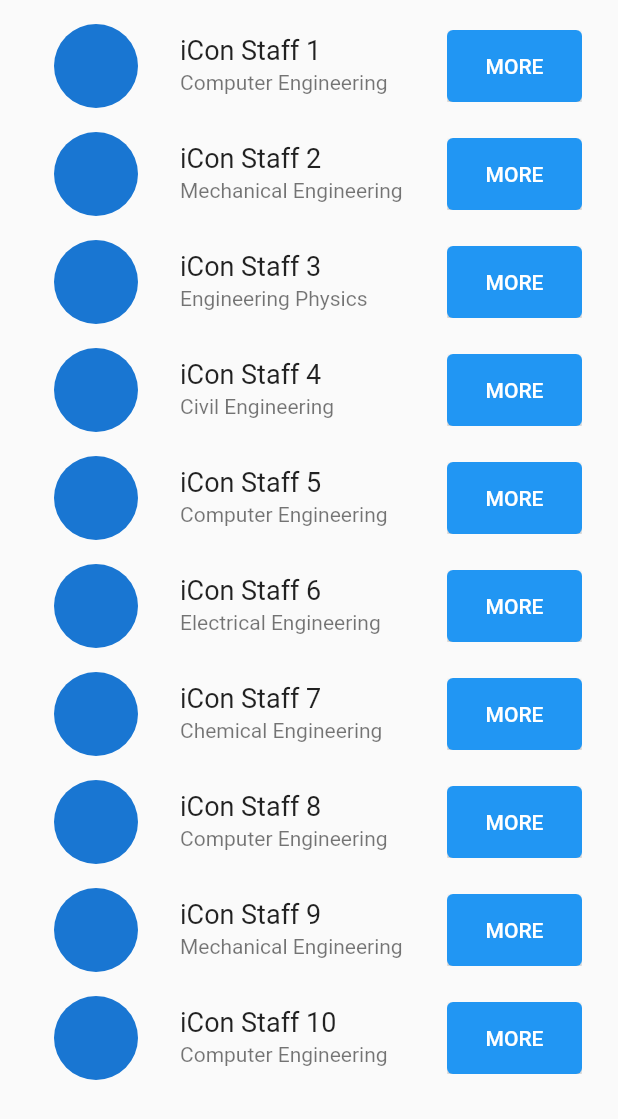
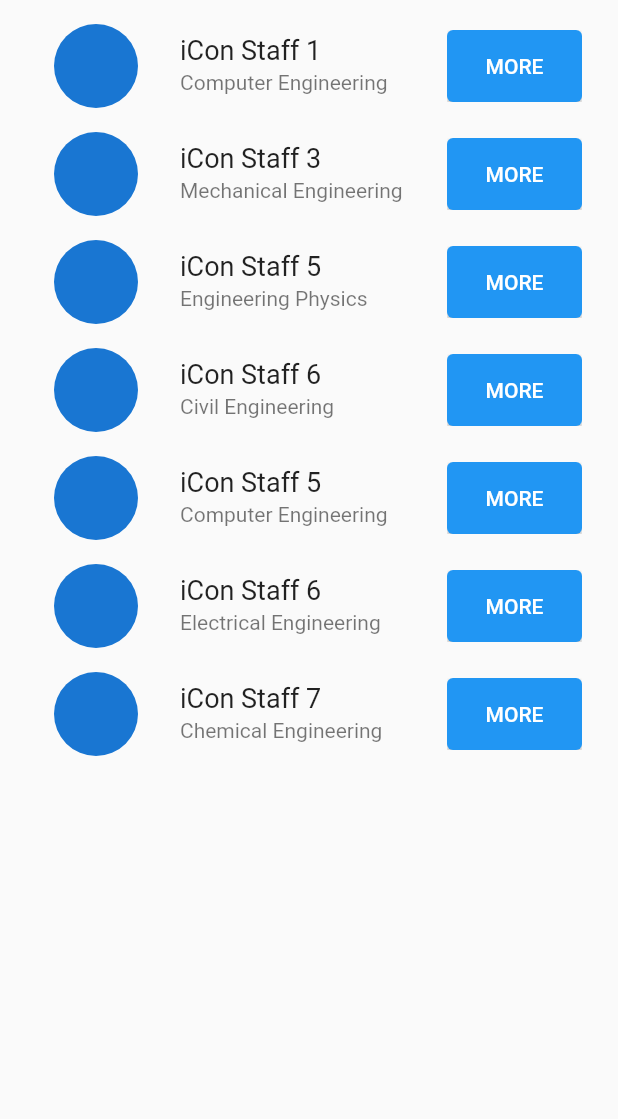
Before and after one commit to iConApp-F/iConApp, a Flutter app: the screen it shows after launch, after a tap on "Help", on a phone screen of 412 x 824 dp. Shown: the top 1119 px of the screen. Run offline on Flutter 3.47's test engine with Material 2 defaults, Android fonts, the phone set to English and light mode, and no system bars; network calls fail.

Commit message:
implemented staffonshift too main

```diff
--- a/apsc_100m3_724_f/lib/main.dart
+++ b/apsc_100m3_724_f/lib/main.dart
@@ -3,6 +3,7 @@ import 'screens/hours.dart';
 import 'screens/iConsStaff.dart';
 import 'screens/settings.dart';
 import 'screens/inventory.dart';
+import 'screens/iConStaffonShift.dart';
 
 
 void main() {
@@ -14,6 +15,7 @@ void main() {
       '/': (context) => MyScaffold(),
       '/hours': (context) => Hours(),
       '/staff': (context) => Staff(),
+      '/shift': (context) => onShiftBodyWidget(),
       '/settings': (context) => Demo(),
       '/inventory': (context) => IconsListView(),
     },// used by the OS task switcher
@@ -86,7 +88,7 @@ class MyScaffold extends StatelessWidget {
                 label: Text('Help'),
                 icon: Icon(Icons.help),
                 onPressed: () {
-                  print('Go to Help'); Navigator.pushNamed(context, '/staff');
+                  print('Go to Help'); Navigator.pushNamed(context, '/shift');
                 },
               ),
               OutlinedButton.icon(
--- a/apsc_100m3_724_f/lib/screens/iConStaffonShift.dart
+++ b/apsc_100m3_724_f/lib/screens/iConStaffonShift.dart
@@ -43,7 +43,7 @@ class onShiftBodyWidget extends StatelessWidget{
   @override
   Widget build(BuildContext context) {
     //make a list view
-    return new ListView(
+    return new Scaffold(body: ListView(
         padding: const EdgeInsets.all(8),
         //generate the list of the iCons on shift
         children: new List.generate(
@@ -77,7 +77,7 @@ class onShiftBodyWidget extends StatelessWidget{
                   )
             )
         )
-    );
+    ));
   }
 }
 class iConOnShiftTwoPage extends StatelessWidget{
```
